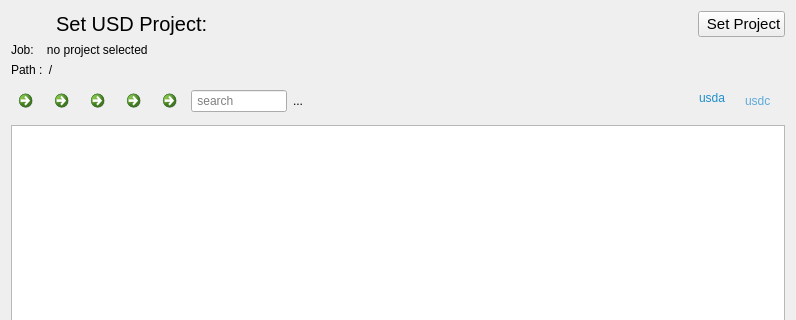
Before: the Qt Designer form projectview.ui in scmacoll/USDbrowserdrafts, drawn with Qt 5; both pictures show x 0 to 796 and y 0 to 320 of the 796 by 519 pixel window.
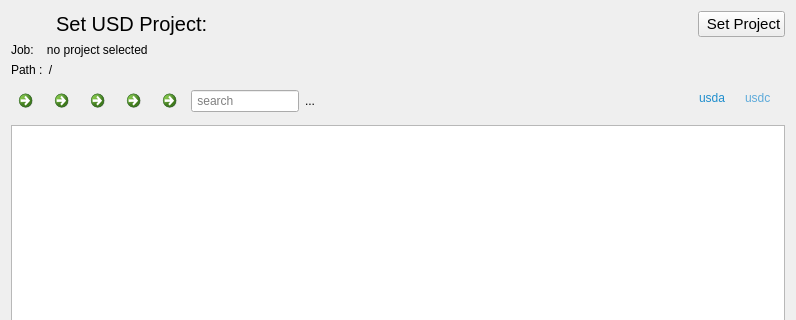
After: the same form once the commit is applied. Icons and pictures are not drawn.

Commit message: update comment spacing fixed in QtDesigner

The edit to the form file:
```diff
--- a/projectview.ui
+++ b/projectview.ui
@@ -375,23 +375,23 @@
          </property>
         </widget>
        </item>
-       <item alignment="Qt::AlignHCenter">
+       <item alignment="Qt::AlignLeft|Qt::AlignVCenter">
         <widget class="QLabel" name="cmtlbl">
          <property name="sizePolicy">
           <sizepolicy hsizetype="Fixed" vsizetype="Fixed">
-           <horstretch>0</horstretch>
+           <horstretch>1</horstretch>
            <verstretch>0</verstretch>
           </sizepolicy>
          </property>
          <property name="minimumSize">
+          <size>
+           <width>0</width>
+           <height>0</height>
+          </size>
+         </property>
+         <property name="maximumSize">
           <size>
            <width>400</width>
-           <height>0</height>
-          </size>
-         </property>
-         <property name="maximumSize">
-          <size>
-           <width>0</width>
            <height>20</height>
           </size>
          </property>
@@ -400,6 +400,22 @@
          </property>
         </widget>
        </item>
+       <item>
+        <spacer name="horizontalSpacer">
+         <property name="orientation">
+          <enum>Qt::Horizontal</enum>
+         </property>
+         <property name="sizeType">
+          <enum>QSizePolicy::Fixed</enum>
+         </property>
+         <property name="sizeHint" stdset="0">
+          <size>
+           <width>15</width>
+           <height>20</height>
+          </size>
+         </property>
+        </spacer>
+       </item>
        <item alignment="Qt::AlignTop">
         <widget class="QLabel" name="usdalbl">
          <property name="enabled">
@@ -433,7 +449,7 @@
          </property>
         </widget>
        </item>
-       <item alignment="Qt::AlignVCenter">
+       <item alignment="Qt::AlignTop">
         <widget class="QLabel" name="usdclbl">
          <property name="sizePolicy">
           <sizepolicy hsizetype="Fixed" vsizetype="Fixed">
```
Left out of the diff: 268 changed lines with no effect on the pictures.
